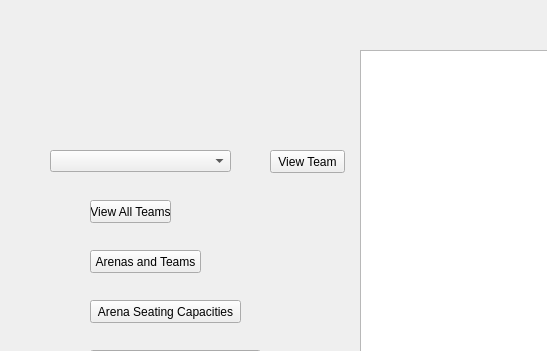
Above: QT Project/viewwindow.ui from AaronGeesink/CS1D-Basketball-Project before the change; both pictures show x 0 to 547 and y 0 to 351 of the 1201 by 721 pixel window. Below: the same form after it.
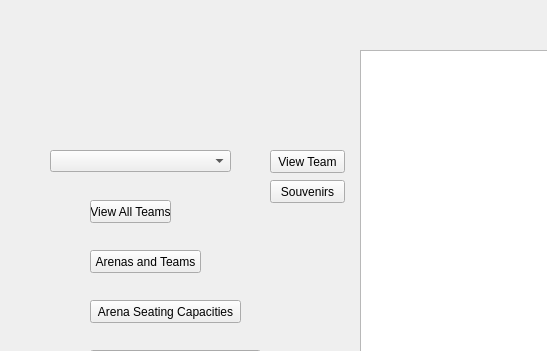
That is the form after the change.

What changed in the file:
```diff
--- a/QT Project/viewwindow.ui
+++ b/QT Project/viewwindow.ui
@@ -162,6 +162,19 @@
     <string>Teams by Join Year</string>
    </property>
   </widget>
+  <widget class="QPushButton" name="souvenirButton">
+   <property name="geometry">
+    <rect>
+     <x>270</x>
+     <y>180</y>
+     <width>75</width>
+     <height>23</height>
+    </rect>
+   </property>
+   <property name="text">
+    <string>Souvenirs</string>
+   </property>
+  </widget>
  </widget>
  <resources/>
  <connections/>
```
